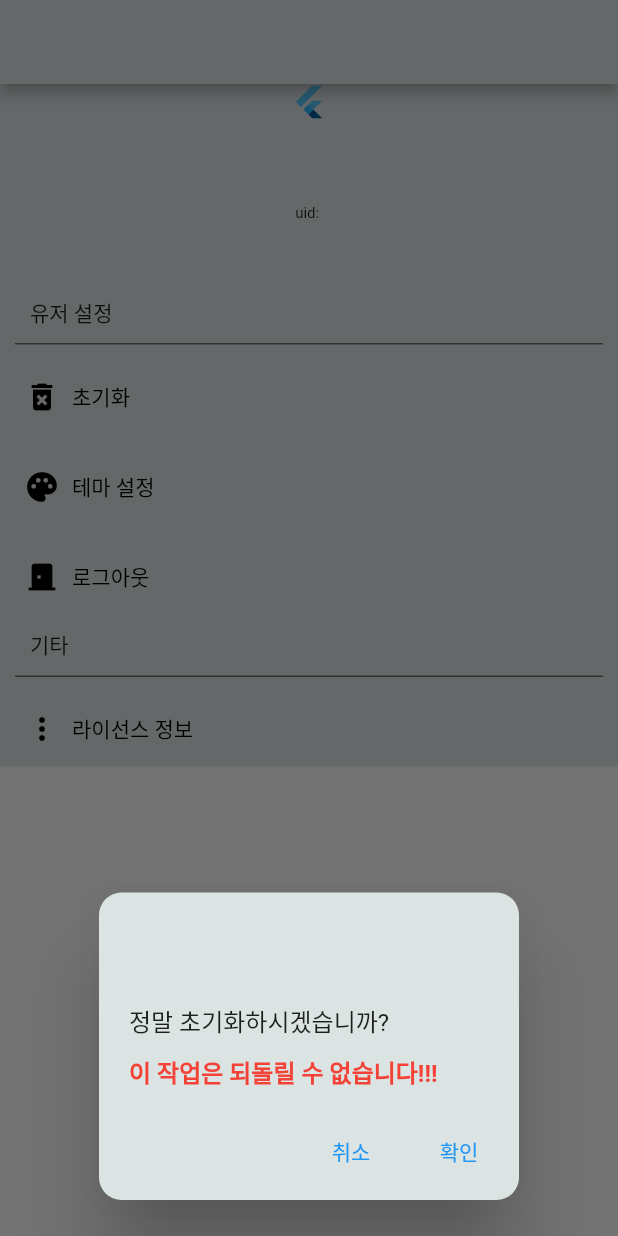
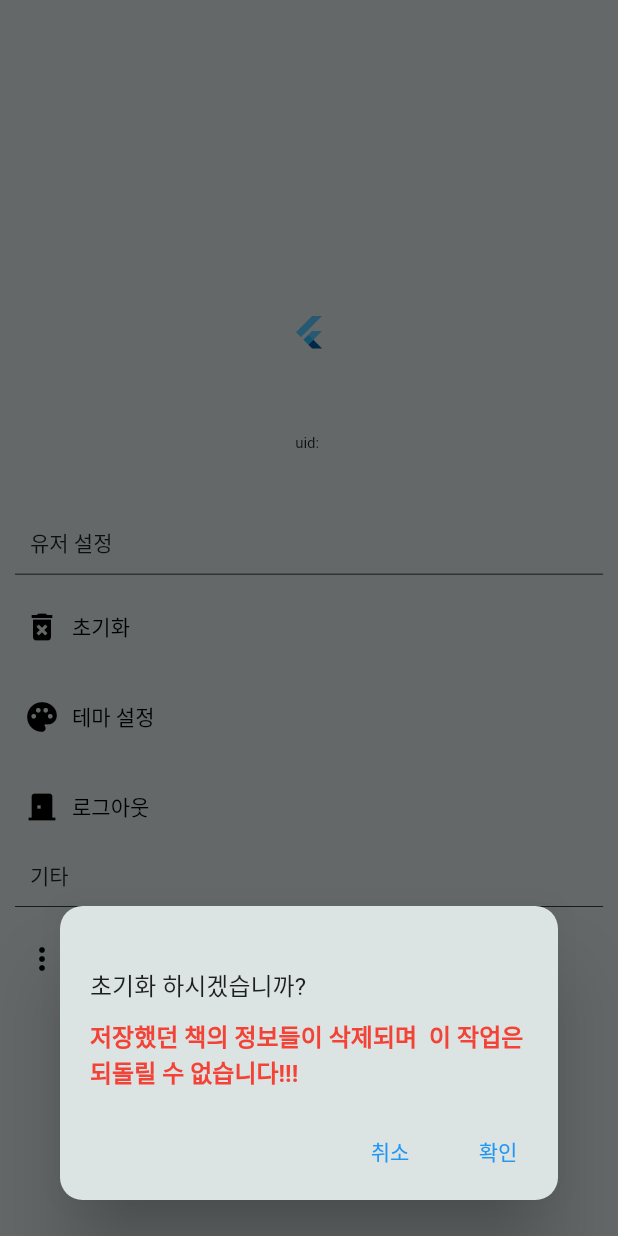
Before and after one commit to 2023-2-CAU-AI-MP-TeamProject/book_juk, a Flutter app: the Setting widget shown alone on an empty page, opened directly with empty values, after a tap on "초기화", on a phone screen of 412 x 824 dp. Run offline on Flutter 3.47's test engine with Material 2 defaults, Android fonts, the phone set to English and light mode, and no system bars; our stand-ins replace cloud_firestore, firebase_auth, firebase_core, fl_chart, flutter_native_splash, google_sign_in and 1 more; missing offline and left inert: kakao_flutter_sdk_user; accounts and stored records are empty.

Commit message:
초기화 Dialog 높이 조절 테마 설정 높이 조절 로그아웃 Dialog 높이 조절 통계 페이지 수정

```diff
--- a/lib/setting/setting.dart
+++ b/lib/setting/setting.dart
@@ -16,15 +16,10 @@ class Setting extends StatefulWidget {
 class _SettingState extends State<Setting> {
   @override
   Widget build(BuildContext context) {
-    return Scaffold(
-      appBar: AppBar(
-        backgroundColor: Color(0xffDBE3E3),
-      ),
-      body: Column(
-        children: [
-          Expanded(
+    return Expanded(
         child: SingleChildScrollView(
           child: Container(
+            height: MediaQuery.of(context).size.height,
             color: Color(0xffDBE3E3),
             child: Column(
               mainAxisAlignment: MainAxisAlignment.center,
@@ -33,6 +28,9 @@ class _SettingState extends State<Setting> {
                 Column(
                   mainAxisAlignment: MainAxisAlignment.spaceAround,
                   children: [
+                    Container(
+                      height: 50,
+                    ),
                     Builder(builder: (context) {
                       final user = FirebaseAuth.instance.currentUser;
                       if(user != null){
@@ -202,9 +200,6 @@ class _SettingState extends State<Setting> {
             ),
           ),
         ),
-          ),
-        ],
-      ),
     );
 
   }
@@ -232,16 +227,16 @@ class _SettingState extends State<Setting> {
           backgroundColor: Color(0xffDBE3E3),
           surfaceTintColor: Color(0xffDBE3E3),
           alignment: Alignment.bottomCenter,
-          title: const Text(''),
           content: Container(
             child: const Column(
               mainAxisSize: MainAxisSize.min,
               crossAxisAlignment: CrossAxisAlignment.start,
               mainAxisAlignment: MainAxisAlignment.center,
               children: [
-                Text('정말 초기화하시겠습니까?'),
+                SizedBox(height: 30,),
+                Text('초기화 하시겠습니까?'),
                 SizedBox(height: 10),
-                Text('이 작업은 되돌릴 수 없습니다!!!', style: TextStyle(color: Colors.red, fontWeight: FontWeight.bold),),
+                Text('저장했던 책의 정보들이 삭제되며  이 작업은 되돌릴 수 없습니다!!!', style: TextStyle(color: Colors.red, fontWeight: FontWeight.bold),),
               ],
             ),
           ),
@@ -281,12 +276,13 @@ class _SettingState extends State<Setting> {
           backgroundColor: Color(0xffDBE3E3),
           surfaceTintColor: Color(0xffDBE3E3),
           alignment: Alignment.bottomCenter,
-          title: const Text(''),
-          content: const Column(
+          content: Column(
             mainAxisSize: MainAxisSize.min,
             crossAxisAlignment: CrossAxisAlignment.start,
+            mainAxisAlignment: MainAxisAlignment.center,
             children: [
-              Text('정말 로그아웃하시겠습니까?'),
+              SizedBox(height: 30,),
+              Text('로그아웃 하시겠습니까?'),
             ],
           ),
           contentPadding: const EdgeInsets.symmetric(
--- a/lib/setting/settingColors.dart
+++ b/lib/setting/settingColors.dart
@@ -28,6 +28,9 @@ class _SettingColorsState extends State<SettingColors> {
             child: Column(
               mainAxisAlignment: MainAxisAlignment.spaceEvenly,
               children: [
+                Container(
+                  height: 80,
+                ),
                 getColorButton(Colors.blue, MyTheme.blue),
                 getColorButton(Colors.yellow, MyTheme.yellow),
                 getColorButton(Colors.green, MyTheme.green),
```
Also changed, not shown: lib/Statistics.dart (+25 -4 lines). Lines whose indentation alone changed are shown as unchanged.
